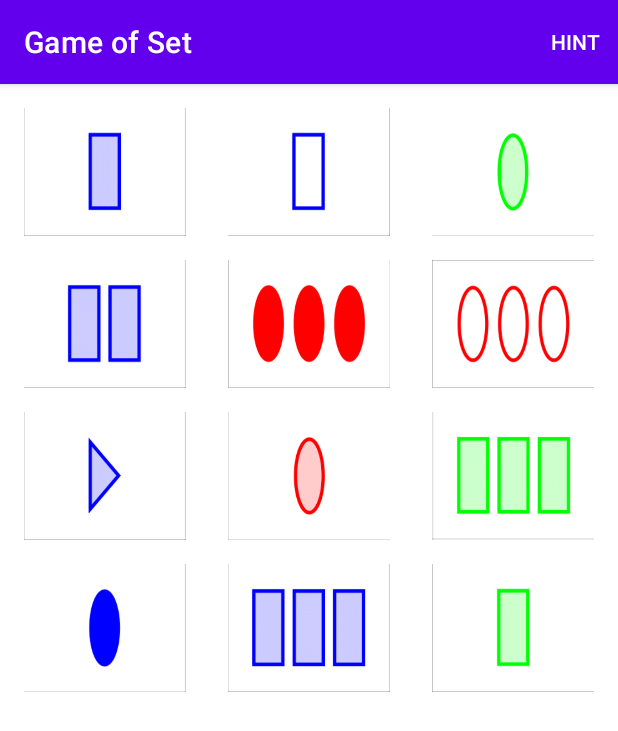
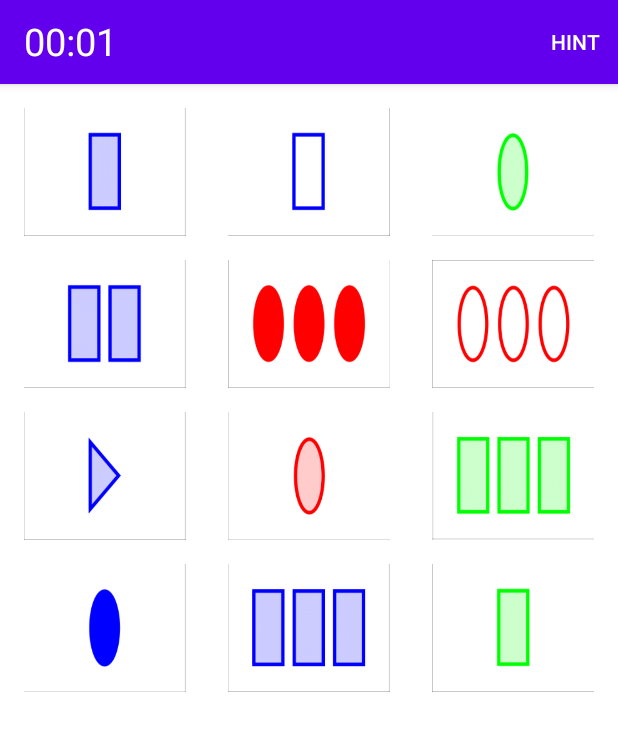
Before and after one commit to FilipKon13/game_of_set, an Android app: the GameActivity screen opened directly, with no data from a screen before it, on a phone screen of 412 x 824 dp. Shown: the top 731 px of the screen. Run offline under Robolectric (Android 15) with nearby library versions, the phone set to English and light mode, and no system bars.

Commit message:
Added timer

```diff
--- a/app/src/main/java/com/example/gameofset/GameActivity.java
+++ b/app/src/main/java/com/example/gameofset/GameActivity.java
@@ -5,7 +5,11 @@ import android.view.Menu;
 import android.view.MenuInflater;
 import android.view.MenuItem;
 import android.view.View;
+import android.widget.Chronometer;
+import android.widget.TextView;
+import android.widget.Toast;
 
+import androidx.appcompat.app.ActionBar;
 import androidx.appcompat.app.AppCompatActivity;
 
 import com.example.gameofset.game.SetGame;
@@ -20,6 +24,7 @@ public class GameActivity extends AppCompatActivity {
 
     private final HashMap<Integer, Place> placeFromId = new HashMap<>();
     private final ArrayList<Place> places = new ArrayList<>();
+    private Chronometer chronometer;
 
     @Override
     protected void onCreate(Bundle savedInstanceState) {
@@ -27,7 +32,17 @@ public class GameActivity extends AppCompatActivity {
         System.out.println("onCreate");
         setContentView(R.layout.activity_game);
         initPlaceFromId(this);
-        game = new SetGame(places, () -> findViewById(R.id.textView).setVisibility(View.VISIBLE));
+        Objects.requireNonNull(getSupportActionBar()).setDisplayOptions(ActionBar.DISPLAY_SHOW_CUSTOM);
+        getSupportActionBar().setDisplayShowCustomEnabled(true);
+        getSupportActionBar().setCustomView(R.layout.game_action_bar);
+
+        chronometer = findViewById(R.id.chronometer);
+        chronometer.start();
+
+        game = new SetGame(places, () -> {
+            findViewById(R.id.textView).setVisibility(View.VISIBLE);
+            chronometer.stop();
+        });
     }
 
     @Override
--- a/app/src/main/java/com/example/gameofset/MainActivity.java
+++ b/app/src/main/java/com/example/gameofset/MainActivity.java
@@ -57,10 +57,6 @@ public class MainActivity extends AppCompatActivity {
         DeckFactory.setState(hide_switch.isChecked());
     }
 
-    public void changeDeck(View view) {
-
-    }
-
     @Override
     protected void onActivityResult(int requestCode, int resultCode, @Nullable Intent data) {
         super.onActivityResult(requestCode, resultCode, data);
--- a/app/src/main/java/com/example/gameofset/game/Deck.java
+++ b/app/src/main/java/com/example/gameofset/game/Deck.java
@@ -3,5 +3,4 @@ package com.example.gameofset.game;
 public interface Deck {
     boolean isEmpty();
     Card pop();
-    Card peek();
 }
--- a/app/src/main/java/com/example/gameofset/game/LocalDeckHide.java
+++ b/app/src/main/java/com/example/gameofset/game/LocalDeckHide.java
@@ -3,29 +3,19 @@ package com.example.gameofset.game;
 import java.util.List;
 import java.util.Stack;
 
-public class LocalDeckHide implements Deck {
-    private final Stack<Card> deck = new Stack<>();
+public class LocalDeckHide extends Stack<Card> implements Deck {
 
     public LocalDeckHide(List<Card> list) {
-        deck.addAll(list);
-    }
-
-    @Override
-    public boolean isEmpty() {
-        return deck.isEmpty();
+        super();
+        this.addAll(list);
     }
 
     @Override
     public Card pop() {
-        Card res = deck.pop();
-        if(deck.isEmpty()) {
+        Card res = super.pop();
+        if(isEmpty()) {
             res.makeInvisible();
         }
         return res;
     }
-
-    @Override
-    public Card peek() {
-        return deck.peek();
-    }
 }
--- a/app/src/main/java/com/example/gameofset/game/SetGame.java
+++ b/app/src/main/java/com/example/gameofset/game/SetGame.java
@@ -202,8 +202,7 @@ public class SetGame {
             CardPlace place = places.get(id);
             place.setHinted(true);
         }
-        final Handler handler = new Handler(Looper.myLooper());
-        handler.postDelayed(() -> clearHint(set), 1000);
+        new Handler(Looper.myLooper()).postDelayed(() -> clearHint(set), 1000);
     }
 
     private void clearHint(Selection set) {
--- /dev/null
+++ b/app/src/main/res/layout/game_action_bar.xml
@@ -0,0 +1,13 @@
+<?xml version="1.0" encoding="utf-8"?>
+<RelativeLayout
+    xmlns:android="http://schemas.android.com/apk/res/android"
+    android:layout_width="match_parent"
+    android:layout_height="match_parent">
+    <Chronometer
+        android:id="@+id/chronometer"
+        android:layout_width="fill_parent"
+        android:layout_height="wrap_content"
+        android:layout_marginTop="10dp"
+        android:textColor="#FFF"
+        android:textSize="25sp"/>
+</RelativeLayout>
```
